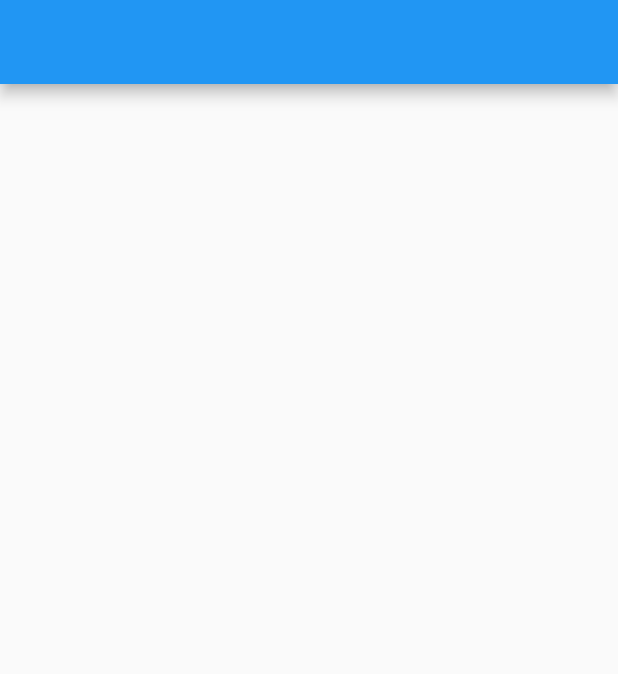
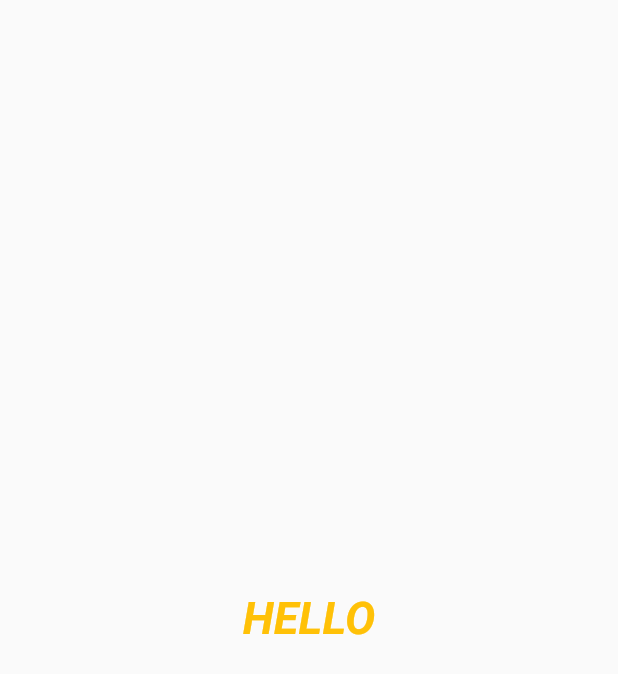
Before and after one commit to martinoyovo/flutter_formation_1, a Flutter app: the screen it shows after launch, on a phone screen of 412 x 824 dp. Shown: the top 674 px of the screen. Run offline on Flutter 3.47's test engine with Material 2 defaults, Android fonts, the phone set to English and light mode, and no system bars.

Commit message:
Hello text added

```diff
--- a/lib/main.dart
+++ b/lib/main.dart
@@ -6,11 +6,10 @@ void main() {
   runApp(MyApp());
 }
 class MyApp extends StatelessWidget {
-  // This widget is the root of your application.
   @override
   Widget build(BuildContext context) {
     return MaterialApp(
-      title: 'Flutter Flutter 1',
+      title: 'Flutter Demo',
       theme: ThemeData(
         primarySwatch: Colors.blue,
       ),
@@ -19,18 +18,12 @@ class MyApp extends StatelessWidget {
   }
 }
 
-class MyHomePage extends StatefulWidget {
+class MyHomePage extends StatelessWidget {
   @override
-  _MyHomePageState createState() => _MyHomePageState();
-}
-
-class _MyHomePageState extends State<MyHomePage> {
   Widget build(BuildContext context) {
     return Scaffold(
-      appBar: AppBar(
-        title: Text(""),
-      ),
       body: Center(
+        child: Text("HELLO", style: TextStyle(fontSize: 30, fontWeight: FontWeight.bold, fontStyle: FontStyle.italic, color: Colors.amber),),
       ),
     );
   }
```
